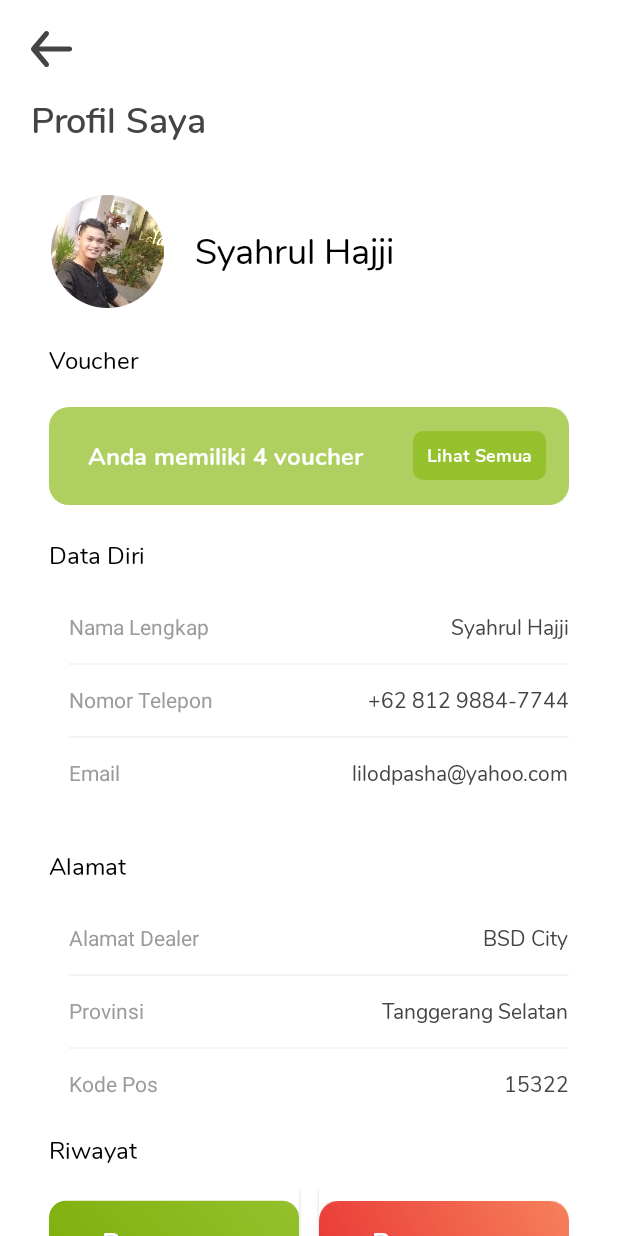
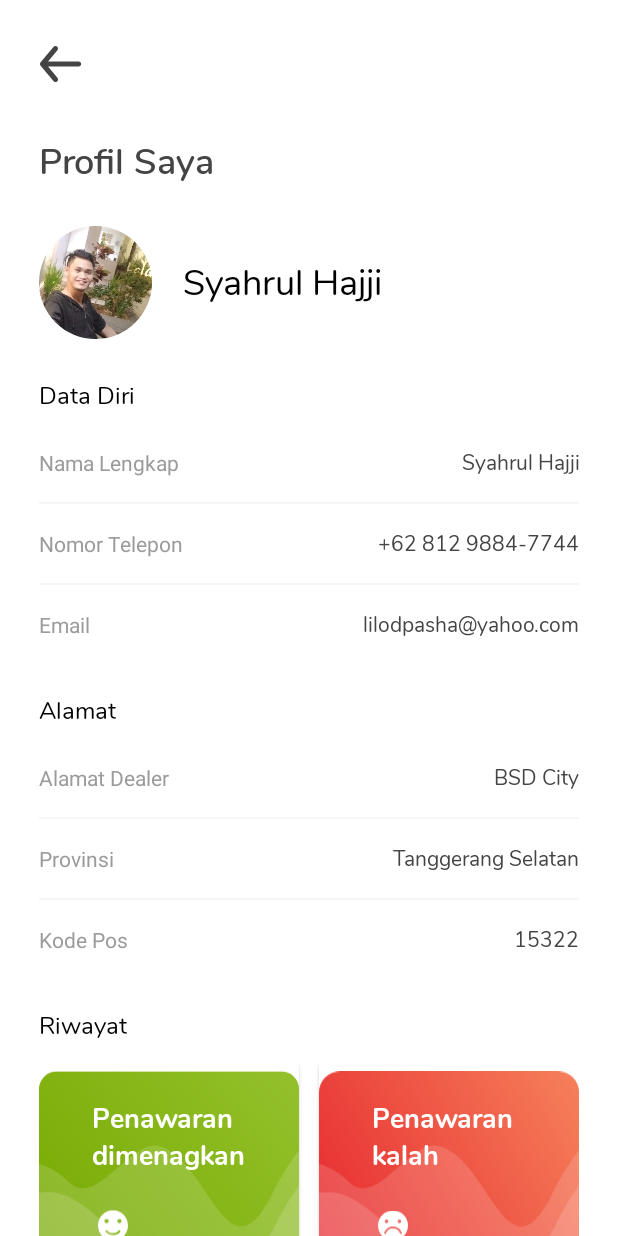
Before and after one commit to diohlicious/allnewgm, an Android app: the layout actifity_profile.xml on its own in the app's theme, with its tools: preview values and no code run, on a phone screen of 412 x 824 dp. Run offline under Robolectric (Android 15) with nearby library versions, the light colour scheme and no system bars.

Commit message:
Revisi Layout Agus Utk ProfileActivity Add SuccessBiddingActivity

```diff
--- a/app/build.gradle
+++ b/app/build.gradle
@@ -6,8 +6,8 @@ android {
         signingproject {
             keyAlias 'password'
             keyPassword 'password'
-//            storeFile file('/Users/syahrulhajji/AndroidStudioProjects/Grosir Mobil/Template.jks')
-            storeFile file('F:\\PROJECT\\Freelance\\Template.jks')
+            storeFile file('/Users/syahrulhajji/AndroidStudioProjects/Grosir Mobil/Template.jks')
+//            storeFile file('F:\\PROJECT\\Freelance\\Template.jks')
             storePassword 'password'
         }
     }
--- a/app/src/main/AndroidManifest.xml
+++ b/app/src/main/AndroidManifest.xml
@@ -26,6 +26,7 @@
         android:windowSoftInputMode="stateVisible"
         tools:ignore="AllowBackup,GoogleAppIndexingWarning"
         tools:targetApi="m">
+        <activity android:name=".activity.SuccessBiddingActivity"></activity>
         <activity android:name=".activity.ForgotPasswordActivity" />
         <activity android:name=".activity.ChangePasswordActivity" />
         <activity android:name=".activity.RegisterDataActivity" />
--- a/app/src/main/res/layout/actifity_profile.xml
+++ b/app/src/main/res/layout/actifity_profile.xml
@@ -6,29 +6,33 @@
     android:layout_height="match_parent"
     android:background="@color/colorPrimaryWhite"
     tools:context=".activity.ProfileActivity">
-
-
     <LinearLayout
         android:layout_width="match_parent"
         android:layout_height="wrap_content"
         android:orientation="vertical">
-
-        <LinearLayout
+        <RelativeLayout
             android:id="@+id/relative_toolbar"
+            android:paddingLeft="@dimen/_10sdp"
+            android:paddingRight="@dimen/_10sdp"
+            android:layout_marginTop="@dimen/_10sdp"
             android:layout_width="match_parent"
-            android:layout_height="wrap_content"
-            android:layout_marginStart="@dimen/_16sdp"
-            android:layout_marginTop="@dimen/_16sdp"
-            android:orientation="vertical"
-            tools:ignore="UseCompoundDrawables,UselessParent">
-
+            android:layout_height="@dimen/_45sdp">
             <ImageView
                 android:id="@+id/iv_back"
+                android:src="@drawable/ic_back_icon_big"
+                android:padding="@dimen/_10sdp"
+                android:layout_centerVertical="true"
+                android:layout_alignParentStart="true"
                 android:layout_width="wrap_content"
                 android:layout_height="match_parent"
-                android:src="@drawable/ic_back_icon_big"
                 tools:ignore="ContentDescription,RelativeOverlap" />
-
+        </RelativeLayout>
+        <LinearLayout
+            android:paddingLeft="@dimen/_20sdp"
+            android:paddingRight="@dimen/_20sdp"
+            android:orientation="vertical"
+            android:layout_width="match_parent"
+            android:layout_height="wrap_content">
             <TextView
                 android:layout_width="wrap_content"
                 android:layout_height="match_parent"
@@ -37,17 +41,12 @@
                 android:text="@string/tv_profil_saya"
                 android:textColor="@color/colorPrimaryFont"
                 android:textSize="@dimen/text_24" />
-
-        </LinearLayout>
-
             <LinearLayout
-            android:layout_width="wrap_content"
+                android:layout_marginTop="@dimen/_20sdp"
+                android:layout_width="match_parent"
                 android:layout_height="wrap_content"
-            android:layout_marginStart="@dimen/_26sdp"
-            android:layout_marginTop="@dimen/_25sdp"
                 android:orientation="horizontal"
                 tools:ignore="UselessLeaf">
-
                 <de.hdodenhof.circleimageview.CircleImageView
                     android:id="@+id/iv_profile"
                     android:layout_width="@dimen/_58sdp"
@@ -55,8 +54,8 @@
                     android:layout_alignParentStart="true"
                     android:src="@drawable/ic_syahrul"
                     tools:ignore="ObsoleteLayoutParam" />
-
                 <TextView
+                    android:id="@+id/tv_full_name"
                     android:layout_width="match_parent"
                     android:layout_height="match_parent"
                     android:fontFamily="@font/nunito_regular"
@@ -66,306 +65,226 @@
                     android:textColor="@color/colorBlack"
                     android:textSize="@dimen/text_24"
                     tools:ignore="RtlHardcoded,RtlSymmetry" />
-
             </LinearLayout>
-
             <LinearLayout
-            android:id="@+id/linear_search_and_live"
                 android:layout_width="match_parent"
                 android:layout_height="wrap_content"
-            android:layout_marginStart="@dimen/_25sdp"
-            android:layout_marginTop="@dimen/_18sdp"
-            android:layout_marginEnd="@dimen/_25sdp"
-            android:orientation="vertical"
-            android:visibility="visible">
-
+                android:layout_marginTop="@dimen/_20sdp"
+                android:orientation="vertical">
                 <TextView
                     android:layout_width="match_parent"
                     android:layout_height="match_parent"
-                android:fontFamily="@font/nunito_regular"
-                android:gravity="left|center"
-                android:text="@string/tv_voucher"
-                android:textColor="@color/colorBlack"
-                android:textSize="@dimen/text_16"
-                tools:ignore="RtlHardcoded,RtlSymmetry" />
-
-            <LinearLayout
-                android:layout_width="match_parent"
-                android:layout_height="@dimen/_50sdp"
-                android:layout_marginTop="@dimen/_15sdp"
-                android:background="@drawable/design_card"
-                android:gravity="center"
-                android:orientation="horizontal"
-                tools:ignore="UselessLeaf">
-
-                <TextView
-                    android:id="@+id/tv_kendaraan_tayang"
-                    android:layout_width="0dp"
-                    android:layout_height="wrap_content"
-                    android:layout_marginStart="@dimen/_20sdp"
-                    android:layout_weight="1"
-                    android:fontFamily="@font/nunito_bold"
-                    android:text="Anda memiliki 4 voucher"
-                    android:textColor="@color/colorPrimaryWhite"
-                    android:textSize="@dimen/text_16"
-                    tools:ignore="HardcodedText" />
-
-                <TextView
-                    android:id="@+id/tv_see_all"
-                    android:layout_width="wrap_content"
-                    android:layout_height="@dimen/_25sdp"
-                    android:layout_marginEnd="@dimen/_12sdp"
-                    android:background="@drawable/design_card_theme"
-                    android:fontFamily="@font/nunito_bold"
-                    android:gravity="center"
-                    android:paddingLeft="@dimen/_7sdp"
-                    android:paddingRight="@dimen/_7sdp"
-                    android:text="@string/tv_lihat_semua"
-                    android:textColor="@color/colorPrimaryWhite"
-                    android:textSize="@dimen/text_12" />
-            </LinearLayout>
-
-            <TextView
-                android:layout_width="match_parent"
-                android:layout_height="match_parent"
-                android:layout_marginTop="@dimen/_17sdp"
                     android:fontFamily="@font/nunito_regular"
                     android:gravity="left|center"
                     android:text="@string/tv_data_diri"
                     android:textColor="@color/colorBlack"
                     android:textSize="@dimen/text_16"
                     tools:ignore="RtlHardcoded,RtlSymmetry" />
-
                 <LinearLayout
-                android:layout_width="wrap_content"
-                android:layout_height="match_parent"
-                android:layout_marginTop="@dimen/_20sdp"
-                tools:ignore="UselessLeaf" />
-
-            <LinearLayout
+                    android:layout_marginTop="@dimen/_10sdp"
+                    android:gravity="center"
                     android:layout_width="match_parent"
-                android:layout_height="wrap_content"
-                android:layout_marginStart="@dimen/_10sdp"
-                android:layout_marginBottom="@dimen/_14sdp"
-                android:orientation="vertical">
-
-                <RelativeLayout
-                    android:layout_width="match_parent"
-                    android:layout_height="wrap_content"
+                    android:layout_height="@dimen/_30sdp"
                     android:orientation="horizontal"
                     tools:ignore="RtlSymmetry,UselessLeaf">
-
                     <TextView
-                        android:layout_width="wrap_content"
+                        android:layout_width="0dp"
+                        android:layout_weight="1"
                         android:layout_height="wrap_content"
                         android:scrollbarSize="@dimen/text_14"
                         android:text="@string/tv_nama_lengkap"
                         android:textColor="@color/colorFontGray"
                         android:textSize="@dimen/text_14" />
-
                     <TextView
-                        android:layout_width="wrap_content"
+                        android:id="@+id/tv_full_name_data_diri"
+                        android:layout_width="0dp"
+                        android:layout_weight="1"
+                        android:gravity="end"
                         android:layout_height="wrap_content"
-                        android:layout_alignParentEnd="true"
                         android:fontFamily="@font/nunito_regular"
                         android:text="@string/tv_syahrul_hajji"
                         android:textColor="@color/colorPrimaryFont"
                         android:textSize="@dimen/text_14"
                         tools:ignore="ObsoleteLayoutParam,RelativeOverlap" />
-                </RelativeLayout>
-
+                </LinearLayout>
                 <View
+                    android:layout_marginTop="@dimen/_5sdp"
+                    android:layout_marginBottom="@dimen/_5sdp"
                     android:layout_width="wrap_content"
                     android:layout_height="@dimen/_1sdp"
-                    android:layout_marginTop="@dimen/_10sdp"
-                    android:layout_marginBottom="@dimen/_10sdp"
                     android:background="@color/colorPrimaryLine" />
-
-                <RelativeLayout
+                <LinearLayout
+                    android:gravity="center"
                     android:layout_width="match_parent"
-                    android:layout_height="wrap_content"
+                    android:layout_height="@dimen/_30sdp"
                     android:orientation="horizontal"
                     tools:ignore="RtlSymmetry,UselessLeaf">
-
                     <TextView
-                        android:layout_width="wrap_content"
+                        android:layout_width="0dp"
+                        android:layout_weight="1"
                         android:layout_height="wrap_content"
                         android:scrollbarSize="@dimen/text_14"
-                        android:text="Nomor Telepon"
+                        android:text="@string/tv_nomor_telepon"
                         android:textColor="@color/colorFontGray"
                         android:textSize="@dimen/text_14"
                         tools:ignore="HardcodedText" />
 
                     <TextView
-                        android:layout_width="wrap_content"
+                        android:id="@+id/tv_phone_number"
+                        android:layout_width="0dp"
+                        android:layout_weight="1"
+                        android:gravity="end"
                         android:layout_height="wrap_content"
-                        android:layout_alignParentEnd="true"
                         android:fontFamily="@font/nunito_regular"
                         android:text="@string/tv_no_hp"
                         android:textColor="@color/colorPrimaryFont"
                         android:textSize="@dimen/text_14"
                         tools:ignore="ObsoleteLayoutParam,RelativeOverlap" />
-
-                </RelativeLayout>
-
+                </LinearLayout>
                 <View
+                    android:layout_marginTop="@dimen/_5sdp"
+                    android:layout_marginBottom="@dimen/_5sdp"
                     android:layout_width="wrap_content"
                     android:layout_height="@dimen/_1sdp"
-                    android:layout_marginTop="@dimen/_10sdp"
-                    android:layout_marginBottom="@dimen/_10sdp"
                     android:background="@color/colorPrimaryLine" />
-
-                <RelativeLayout
+                <LinearLayout
+                    android:gravity="center"
                     android:layout_width="match_parent"
-                    android:layout_height="wrap_content"
+                    android:layout_height="@dimen/_30sdp"
                     android:orientation="horizontal"
                     tools:ignore="RtlSymmetry,UselessLeaf">
-
                     <TextView
-                        android:layout_width="wrap_content"
+                        android:layout_width="0dp"
+                        android:layout_weight="1"
                         android:layout_height="wrap_content"
                         android:scrollbarSize="@dimen/text_14"
-                        android:text="Email"
+                        android:text="@string/tv_email"
                         android:textColor="@color/colorFontGray"
                         android:textSize="@dimen/text_14"
                         tools:ignore="HardcodedText" />
 
                     <TextView
-                        android:layout_width="wrap_content"
+                        android:id="@+id/tv_email"
+                        android:layout_width="0dp"
+                        android:layout_weight="1"
+                        android:gravity="end"
                         android:layout_height="wrap_content"
-                        android:layout_alignParentEnd="true"
                         android:fontFamily="@font/nunito_regular"
                         android:text="@string/tv_email_address"
                         android:textColor="@color/colorPrimaryFont"
                         android:textSize="@dimen/text_14"
                         tools:ignore="ObsoleteLayoutParam,RelativeOverlap" />
-
-                </RelativeLayout>
-
                 </LinearLayout>
-
                 <TextView
                     android:layout_width="wrap_content"
                     android:layout_height="match_parent"
-                android:layout_marginTop="@dimen/_17sdp"
+                    android:layout_marginTop="@dimen/_20sdp"
                     android:fontFamily="@font/nunito_regular"
                     android:gravity="left|center"
                     android:text="@string/tv_alamat"
                     android:textColor="@color/colorBlack"
                     android:textSize="@dimen/text_16"
                     tools:ignore="HardcodedText,RtlHardcoded,RtlSymmetry" />
-
                 <LinearLayout
-                android:layout_width="wrap_content"
-                android:layout_height="match_parent"
-                android:layout_marginTop="@dimen/_20sdp"
-                tools:ignore="UselessLeaf" />
-
-            <LinearLayout
+                    android:layout_marginTop="@dimen/_10sdp"
+                    android:gravity="center"
                     android:layout_width="match_parent"
-                android:layout_height="wrap_content"
-
-                android:layout_marginStart="@dimen/_10sdp"
-                android:orientation="vertical">
-
-                <RelativeLayout
-                    android:layout_width="match_parent"
-                    android:layout_height="wrap_content"
+                    android:layout_height="@dimen/_30sdp"
                     android:orientation="horizontal"
                     tools:ignore="RtlSymmetry,UselessLeaf">
-
                     <TextView
-                        android:layout_width="wrap_content"
+                        android:layout_width="0dp"
+                        android:layout_weight="1"
                         android:layout_height="wrap_content"
                         android:scrollbarSize="@dimen/text_14"
                         android:text="@string/tv_alamat_dealer"
                         android:textColor="@color/colorFontGray"
                         android:textSize="@dimen/text_14" />
-
                     <TextView
-                        android:layout_width="wrap_content"
+                        android:id="@+id/tv_dealer_address"
+                        android:layout_width="0dp"
+                        android:layout_weight="1"
+                        android:gravity="end"
                         android:layout_height="wrap_content"
-                        android:layout_alignParentEnd="true"
                         android:fontFamily="@font/nunito_regular"
                         android:text="@string/tv_dealer_address"
                         android:textColor="@color/colorPrimaryFont"
                         android:textSize="@dimen/text_14"
                         tools:ignore="ObsoleteLayoutParam,RelativeOverlap" />
-                </RelativeLayout>
-
+                </LinearLayout>
                 <View
+                    android:layout_marginTop="@dimen/_5sdp"
+                    android:layout_marginBottom="@dimen/_5sdp"
                     android:layout_width="wrap_content"
                     android:layout_height="@dimen/_1sdp"
-                    android:layout_marginTop="@dimen/_10sdp"
-                    android:layout_marginBottom="@dimen/_10sdp"
                     android:background="@color/colorPrimaryLine" />
-
-                <RelativeLayout
+                <LinearLayout
+                    android:gravity="center"
                     android:layout_width="match_parent"
-                    android:layout_height="wrap_content"
+                    android:layout_height="@dimen/_30sdp"
                     android:orientation="horizontal"
                     tools:ignore="RtlSymmetry,UselessLeaf">
-
                     <TextView
-                        android:layout_width="wrap_content"
+                        android:layout_width="0dp"
+                        android:layout_weight="1"
                         android:layout_height="wrap_content"
                         android:scrollbarSize="@dimen/text_14"
-                        android:text="Provinsi"
+                        android:text="@string/tv_province"
                         android:textColor="@color/colorFontGray"
                         android:textSize="@dimen/text_14"
                         tools:ignore="HardcodedText" />
 
                     <TextView
-                        android:layout_width="wrap_content"
+                        android:id="@+id/tv_province"
+                        android:layout_width="0dp"
+                        android:layout_weight="1"
+                        android:gravity="end"
                         android:layout_height="wrap_content"
-                        android:layout_alignParentEnd="true"
                         android:fontFamily="@font/nunito_regular"
                         android:text="@string/tv_dealer_province"
                         android:textColor="@color/colorPrimaryFont"
                         android:textSize="@dimen/text_14"
                         tools:ignore="ObsoleteLayoutParam,RelativeOverlap" />
-
-                </RelativeLayout>
-
+                </LinearLayout>
                 <View
+                    android:layout_marginTop="@dimen/_5sdp"
+                    android:layout_marginBottom="@dimen/_5sdp"
                     android:layout_width="wrap_content"
                     android:layout_height="@dimen/_1sdp"
-                    android:layout_marginTop="@dimen/_10sdp"
-                    android:layout_marginBottom="@dimen/_10sdp"
                     android:background="@color/colorPrimaryLine" />
-
-                <RelativeLayout
+                <LinearLayout
+                    android:gravity="center"
                     android:layout_width="match_parent"
-                    android:layout_height="wrap_content"
+                    android:layout_height="@dimen/_30sdp"
                     android:orientation="horizontal"
                     tools:ignore="RtlSymmetry,UselessLeaf">
-
                     <TextView
-                        android:layout_width="wrap_content"
+                        android:layout_width="0dp"
+                        android:layout_weight="1"
                         android:layout_height="wrap_content"
                         android:scrollbarSize="@dimen/text_14"
-                        android:text="Kode Pos"
+                        android:text="@string/tv_pos_code"
                         android:textColor="@color/colorFontGray"
                         android:textSize="@dimen/text_14"
                         tools:ignore="HardcodedText" />
 
                     <TextView
-                        android:layout_width="wrap_content"
+                        android:id="@+id/tv_dealer_pos_code"
+                        android:layout_width="0dp"
+                        android:layout_weight="1"
+                        android:gravity="end"
                         android:layout_height="wrap_content"
-                        android:layout_alignParentEnd="true"
                         android:fontFamily="@font/nunito_regular"
                         android:text="@string/tv_dealer_pos_code"
                         android:textColor="@color/colorPrimaryFont"
                         android:textSize="@dimen/text_14"
                         tools:ignore="ObsoleteLayoutParam,RelativeOverlap" />
-
-                </RelativeLayout>
                 </LinearLayout>
 
                 <TextView
                     android:layout_width="wrap_content"
                     android:layout_height="match_parent"
-                android:layout_marginTop="@dimen/_17sdp"
+                    android:layout_marginTop="@dimen/_20sdp"
                     android:layout_marginBottom="@dimen/_10sdp"
                     android:fontFamily="@font/nunito_regular"
                     android:gravity="left|center"
@@ -388,14 +307,12 @@
                             android:layout_width="match_parent"
                             android:layout_height="match_parent"
                             tools:ignore="MissingPrefix">
-
                             <ImageView
                                 android:id="@+id/iv_success_bidding"
                                 android:layout_width="match_parent"
                                 android:layout_height="match_parent"
                                 android:src="@drawable/bg_document"
                                 tools:ignore="ContentDescription" />
-
                             <TextView
                                 android:id="@+id/tv_success_bidding"
                                 android:layout_width="wrap_content"
@@ -427,14 +344,12 @@
                             android:layout_width="match_parent"
                             android:layout_height="match_parent"
                             tools:ignore="MissingPrefix">
-
                             <ImageView
                                 android:id="@+id/iv_loss_bidding"
                                 android:layout_width="match_parent"
                                 android:layout_height="match_parent"
                                 android:src="@drawable/ic_loss_bidding"
                                 tools:ignore="ContentDescription" />
-
                             <TextView
                                 android:id="@+id/tv_loss_bidding"
                                 android:layout_width="wrap_content"
@@ -457,34 +372,24 @@
                         </RelativeLayout>
                     </androidx.cardview.widget.CardView>
                 </LinearLayout>
-
-
-
-
-
-
-
-
-
                 <TextView
                     android:layout_width="match_parent"
                     android:layout_height="match_parent"
-                android:layout_marginTop="@dimen/_17sdp"
+                    android:layout_marginTop="@dimen/_20sdp"
                     android:fontFamily="@font/nunito_regular"
                     android:gravity="left|center"
-                android:text="Akun"
+                    android:text="@string/tv_account"
                     android:textColor="@color/colorBlack"
                     android:textSize="@dimen/text_16"
                     tools:ignore="HardcodedText,RtlHardcoded,RtlSymmetry" />
-
-
                 <TextView
                     android:id="@+id/tv_logout"
+                    android:layout_marginBottom="@dimen/_50sdp"
+                    android:layout_marginStart="@dimen/_10sdp"
                     android:layout_width="wrap_content"
-                android:layout_height="wrap_content"
-                android:layout_marginStart="@dimen/_10sdp"
-                android:layout_marginBottom="@dimen/_10sdp"
-                android:layout_marginTop="@dimen/_15sdp"
+                    android:layout_height="@dimen/_30sdp"
+                    android:gravity="center"
+                    android:layout_marginTop="@dimen/_10sdp"
                     android:fontFamily="@font/nunito_regular"
                     android:text="Keluar Akun"
                     android:textColor="@color/colorRed"
@@ -492,8 +397,7 @@
                     tools:ignore="HardcodedText" />
 
             </LinearLayout>
-
-
+        </LinearLayout>
     </LinearLayout>
 
 
--- a/app/src/main/res/values/strings.xml
+++ b/app/src/main/res/values/strings.xml
@@ -250,5 +250,10 @@
     <string name="tv_dealer_pos_code">15322</string>
     <string name="tv_date_success_bidding">23 Oktober 2020</string>
     <string name="tv_total_bid_success">2 Unit</string>
+    <string name="tv_success_bidding">Penawaran Dimenangkan</string>
+    <string name="tv_nomor_telepon">Nomor Telepon</string>
+    <string name="tv_province">Provinsi</string>
+    <string name="tv_pos_code">Kode Pos</string>
+    <string name="tv_account">Akun</string>
 
 </resources>
```
Also changed, not shown: app/src/main/java/com/sip/grosirmobil/activity/ProfileActivity.java (+17 -2 lines), app/src/main/java/com/sip/grosirmobil/activity/SuccessBiddingActivity.java (added, +76 -0 lines), app/src/main/java/com/sip/grosirmobil/adapter/SuccessBiddingAdapter.java (added, +58 -0 lines), app/src/main/res/layout/activity_success_bidding.xml (+15 -52 lines). Lines whose indentation alone changed are shown as unchanged.
